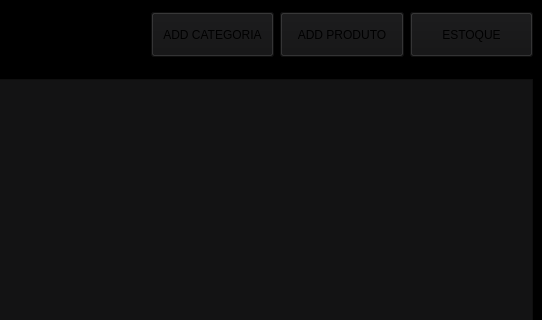
Before: the Qt Designer form desktop/windows/form_products/produtos.ui in hnmcano/unique, drawn with Qt 5; both pictures show x 675 to 1217 and y 0 to 320 of the 1217 by 669 pixel window.
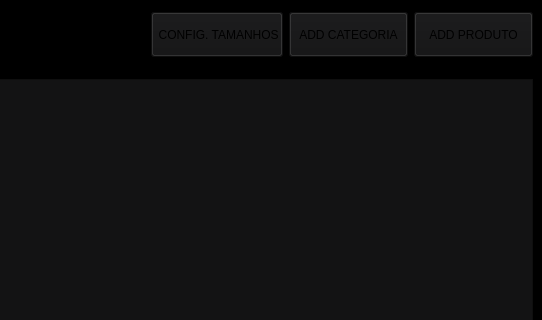
After: the same form once the commit is applied.

The edit to the form file:
```diff
--- a/desktop/windows/form_products/produtos.ui
+++ b/desktop/windows/form_products/produtos.ui
@@ -189,6 +189,25 @@
           <string notr="true"/>
          </property>
          <layout class="QHBoxLayout" name="horizontalLayout_2">
+          <item>
+           <widget class="QPushButton" name="config_tamanhos">
+            <property name="minimumSize">
+             <size>
+              <width>50</width>
+              <height>45</height>
+             </size>
+            </property>
+            <property name="maximumSize">
+             <size>
+              <width>16777215</width>
+              <height>45</height>
+             </size>
+            </property>
+            <property name="text">
+             <string> CONFIG. TAMANHOS</string>
+            </property>
+           </widget>
+          </item>
           <item>
            <widget class="QPushButton" name="add_categoria">
             <property name="maximumSize">
@@ -227,25 +246,6 @@
             </property>
            </widget>
           </item>
-          <item>
-           <widget class="QPushButton" name="atualizar_estoque">
-            <property name="minimumSize">
-             <size>
-              <width>50</width>
-              <height>45</height>
-             </size>
-            </property>
-            <property name="maximumSize">
-             <size>
-              <width>16777215</width>
-              <height>45</height>
-             </size>
-            </property>
-            <property name="text">
-             <string>ESTOQUE</string>
-            </property>
-           </widget>
-          </item>
          </layout>
         </widget>
        </item>
```
